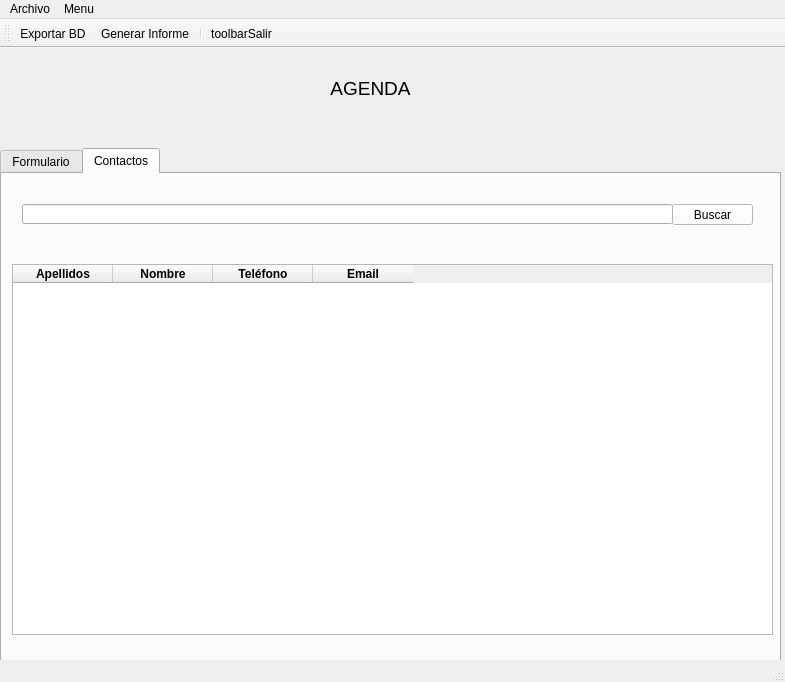
Above: ProyectoAgenda/ventanaAgenda.ui from natimoreira/DI before the change. Below: the same form after it.
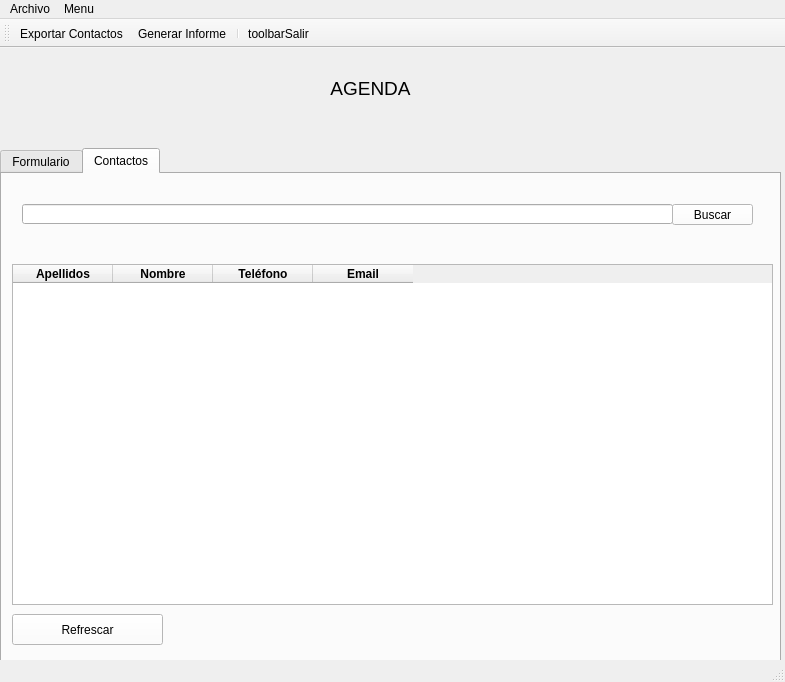
That is the form after the change. The open tabs and pages were chosen to show the change. Icons and pictures are not drawn.

The edit to the form file:
```diff
--- a/ProyectoAgenda/ventanaAgenda.ui
+++ b/ProyectoAgenda/ventanaAgenda.ui
@@ -2052,7 +2052,7 @@
         <x>10</x>
         <y>90</y>
         <width>761</width>
-        <height>371</height>
+        <height>341</height>
        </rect>
       </property>
       <column>
@@ -2545,6 +2545,438 @@
         <normaloff>../Proyecto2/img/buscar.png</normaloff>../Proyecto2/img/buscar.png</iconset>
       </property>
      </widget>
+     <widget class="QPushButton" name="btnReiniciar_2">
+      <property name="geometry">
+       <rect>
+        <x>10</x>
+        <y>440</y>
+        <width>151</width>
+        <height>31</height>
+       </rect>
+      </property>
+      <property name="palette">
+       <palette>
+        <active>
+         <colorrole role="WindowText">
+          <brush brushstyle="SolidPattern">
+           <color alpha="255">
+            <red>0</red>
+            <green>0</green>
+            <blue>0</blue>
+           </color>
+          </brush>
+         </colorrole>
+         <colorrole role="Button">
+          <brush brushstyle="SolidPattern">
+           <color alpha="255">
+            <red>255</red>
+            <green>255</green>
+            <blue>255</blue>
+           </color>
+          </brush>
+         </colorrole>
+         <colorrole role="Light">
+          <brush brushstyle="SolidPattern">
+           <color alpha="255">
+            <red>255</red>
+            <green>255</green>
+            <blue>255</blue>
+           </color>
+          </brush>
+         </colorrole>
+         <colorrole role="Midlight">
+          <brush brushstyle="SolidPattern">
+           <color alpha="255">
+            <red>255</red>
+            <green>255</green>
+            <blue>255</blue>
+           </color>
+          </brush>
+         </colorrole>
+         <colorrole role="Dark">
+          <brush brushstyle="SolidPattern">
+           <color alpha="255">
+            <red>127</red>
+            <green>127</green>
+            <blue>127</blue>
+           </color>
+          </brush>
+         </colorrole>
+         <colorrole role="Mid">
+          <brush brushstyle="SolidPattern">
+           <color alpha="255">
+            <red>170</red>
+            <green>170</green>
+            <blue>170</blue>
+           </color>
+          </brush>
+         </colorrole>
+         <colorrole role="Text">
+          <brush brushstyle="SolidPattern">
+           <color alpha="255">
+            <red>0</red>
+            <green>0</green>
+            <blue>0</blue>
+           </color>
+          </brush>
+         </colorrole>
+         <colorrole role="BrightText">
+          <brush brushstyle="SolidPattern">
+           <color alpha="255">
+            <red>255</red>
+            <green>255</green>
+            <blue>255</blue>
+           </color>
+          </brush>
+         </colorrole>
+         <colorrole role="ButtonText">
+          <brush brushstyle="SolidPattern">
+           <color alpha="255">
+            <red>0</red>
+            <green>0</green>
+            <blue>0</blue>
+           </color>
+          </brush>
+         </colorrole>
+         <colorrole role="Base">
+          <brush brushstyle="SolidPattern">
+           <color alpha="255">
+            <red>255</red>
+            <green>255</green>
+            <blue>255</blue>
+           </color>
+          </brush>
+         </colorrole>
+         <colorrole role="Window">
+          <brush brushstyle="SolidPattern">
+           <color alpha="255">
+            <red>255</red>
+            <green>255</green>
+            <blue>255</blue>
+           </color>
+          </brush>
+         </colorrole>
+         <colorrole role="Shadow">
+          <brush brushstyle="SolidPattern">
+           <color alpha="255">
+            <red>0</red>
+            <green>0</green>
+            <blue>0</blue>
+           </color>
+          </brush>
+         </colorrole>
+         <colorrole role="AlternateBase">
+          <brush brushstyle="SolidPattern">
+           <color alpha="255">
+            <red>255</red>
+            <green>255</green>
+            <blue>255</blue>
+           </color>
+          </brush>
+         </colorrole>
+         <colorrole role="ToolTipBase">
+          <brush brushstyle="SolidPattern">
+           <color alpha="255">
+            <red>255</red>
+            <green>255</green>
+            <blue>220</blue>
+           </color>
+          </brush>
+         </colorrole>
+         <colorrole role="ToolTipText">
+          <brush brushstyle="SolidPattern">
+           <color alpha="255">
+            <red>0</red>
+            <green>0</green>
+            <blue>0</blue>
+           </color>
+          </brush>
+         </colorrole>
+        </active>
+        <inactive>
+         <colorrole role="WindowText">
+          <brush brushstyle="SolidPattern">
+           <color alpha="255">
+            <red>0</red>
+            <green>0</green>
+            <blue>0</blue>
+           </color>
+          </brush>
+         </colorrole>
+         <colorrole role="Button">
+          <brush brushstyle="SolidPattern">
+           <color alpha="255">
+            <red>255</red>
+            <green>255</green>
+            <blue>255</blue>
+           </color>
+          </brush>
+         </colorrole>
+         <colorrole role="Light">
+          <brush brushstyle="SolidPattern">
+           <color alpha="255">
+            <red>255</red>
+            <green>255</green>
+            <blue>255</blue>
+           </color>
+          </brush>
+         </colorrole>
+         <colorrole role="Midlight">
+          <brush brushstyle="SolidPattern">
+           <color alpha="255">
+            <red>255</red>
+            <green>255</green>
+            <blue>255</blue>
+           </color>
+          </brush>
+         </colorrole>
+         <colorrole role="Dark">
+          <brush brushstyle="SolidPattern">
+           <color alpha="255">
+            <red>127</red>
+            <green>127</green>
+            <blue>127</blue>
+           </color>
+          </brush>
+         </colorrole>
+         <colorrole role="Mid">
+          <brush brushstyle="SolidPattern">
+           <color alpha="255">
+            <red>170</red>
+            <green>170</green>
+            <blue>170</blue>
+           </color>
+          </brush>
+         </colorrole>
+         <colorrole role="Text">
+          <brush brushstyle="SolidPattern">
+           <color alpha="255">
+            <red>0</red>
+            <green>0</green>
+            <blue>0</blue>
+           </color>
+          </brush>
+         </colorrole>
+         <colorrole role="BrightText">
+          <brush brushstyle="SolidPattern">
+           <color alpha="255">
+            <red>255</red>
+            <green>255</green>
+            <blue>255</blue>
+           </color>
+          </brush>
+         </colorrole>
+         <colorrole role="ButtonText">
+          <brush brushstyle="SolidPattern">
+           <color alpha="255">
+            <red>0</red>
+            <green>0</green>
+            <blue>0</blue>
+           </color>
+          </brush>
+         </colorrole>
+         <colorrole role="Base">
+          <brush brushstyle="SolidPattern">
+           <color alpha="255">
+            <red>255</red>
+            <green>255</green>
+            <blue>255</blue>
+           </color>
+          </brush>
+         </colorrole>
+         <colorrole role="Window">
+          <brush brushstyle="SolidPattern">
+           <color alpha="255">
+            <red>255</red>
+            <green>255</green>
+            <blue>255</blue>
+           </color>
+          </brush>
+         </colorrole>
+         <colorrole role="Shadow">
+          <brush brushstyle="SolidPattern">
+           <color alpha="255">
+            <red>0</red>
+            <green>0</green>
+            <blue>0</blue>
+           </color>
+          </brush>
+         </colorrole>
+         <colorrole role="AlternateBase">
+          <brush brushstyle="SolidPattern">
+           <color alpha="255">
+            <red>255</red>
+            <green>255</green>
+            <blue>255</blue>
+           </color>
+          </brush>
+         </colorrole>
+         <colorrole role="ToolTipBase">
+          <brush brushstyle="SolidPattern">
+           <color alpha="255">
+            <red>255</red>
+            <green>255</green>
+            <blue>220</blue>
+           </color>
+          </brush>
+         </colorrole>
+         <colorrole role="ToolTipText">
+          <brush brushstyle="SolidPattern">
+           <color alpha="255">
+            <red>0</red>
+            <green>0</green>
+            <blue>0</blue>
+           </color>
+          </brush>
+         </colorrole>
+        </inactive>
+        <disabled>
+         <colorrole role="WindowText">
+          <brush brushstyle="SolidPattern">
+           <color alpha="255">
+            <red>127</red>
+            <green>127</green>
+            <blue>127</blue>
+           </color>
+          </brush>
+         </colorrole>
+         <colorrole role="Button">
+          <brush brushstyle="SolidPattern">
+           <color alpha="255">
+            <red>255</red>
+            <green>255</green>
+            <blue>255</blue>
+           </color>
+          </brush>
+         </colorrole>
+         <colorrole role="Light">
+          <brush brushstyle="SolidPattern">
+           <color alpha="255">
+            <red>255</red>
+            <green>255</green>
+            <blue>255</blue>
+           </color>
+          </brush>
+         </colorrole>
+         <colorrole role="Midlight">
+          <brush brushstyle="SolidPattern">
+           <color alpha="255">
+            <red>255</red>
+            <green>255</green>
+            <blue>255</blue>
+           </color>
+          </brush>
+         </colorrole>
+         <colorrole role="Dark">
+          <brush brushstyle="SolidPattern">
+           <color alpha="255">
+            <red>127</red>
+            <green>127</green>
+            <blue>127</blue>
+           </color>
+          </brush>
+         </colorrole>
+         <colorrole role="Mid">
+          <brush brushstyle="SolidPattern">
+           <color alpha="255">
+            <red>170</red>
+            <green>170</green>
+            <blue>170</blue>
+           </color>
+          </brush>
+         </colorrole>
+         <colorrole role="Text">
+          <brush brushstyle="SolidPattern">
+           <color alpha="255">
+            <red>127</red>
+            <green>127</green>
+            <blue>127</blue>
+           </color>
+          </brush>
+         </colorrole>
+         <colorrole role="BrightText">
+          <brush brushstyle="SolidPattern">
+           <color alpha="255">
+            <red>255</red>
+            <green>255</green>
+            <blue>255</blue>
+           </color>
+          </brush>
+         </colorrole>
+         <colorrole role="ButtonText">
+          <brush brushstyle="SolidPattern">
+           <color alpha="255">
+            <red>127</red>
+            <green>127</green>
+            <blue>127</blue>
+           </color>
+          </brush>
+         </colorrole>
+         <colorrole role="Base">
+          <brush brushstyle="SolidPattern">
+           <color alpha="255">
+            <red>255</red>
+            <green>255</green>
+            <blue>255</blue>
+           </color>
+          </brush>
+         </colorrole>
+         <colorrole role="Window">
+          <brush brushstyle="SolidPattern">
+           <color alpha="255">
+            <red>255</red>
+            <green>255</green>
+            <blue>255</blue>
+           </color>
+          </brush>
+         </colorrole>
+         <colorrole role="Shadow">
+          <brush brushstyle="SolidPattern">
+           <color alpha="255">
+            <red>0</red>
+            <green>0</green>
+            <blue>0</blue>
+           </color>
+          </brush>
+         </colorrole>
+         <colorrole role="AlternateBase">
+          <brush brushstyle="SolidPattern">
+           <color alpha="255">
+            <red>255</red>
+            <green>255</green>
+            <blue>255</blue>
+           </color>
+          </brush>
+         </colorrole>
+         <colorrole role="ToolTipBase">
+          <brush brushstyle="SolidPattern">
+           <color alpha="255">
+            <red>255</red>
+            <green>255</green>
+            <blue>220</blue>
+           </color>
+          </brush>
+         </colorrole>
+         <colorrole role="ToolTipText">
+          <brush brushstyle="SolidPattern">
+           <color alpha="255">
+            <red>0</red>
+            <green>0</green>
+            <blue>0</blue>
+           </color>
+          </brush>
+         </colorrole>
+        </disabled>
+       </palette>
+      </property>
+      <property name="text">
+       <string>Refrescar</string>
+      </property>
+      <property name="icon">
+       <iconset>
+        <normaloff>img/reiniciar.png</normaloff>img/reiniciar.png</iconset>
+      </property>
+     </widget>
     </widget>
    </widget>
    <widget class="QLabel" name="titulo">
@@ -2643,7 +3075,7 @@
      <normaloff>img/guardarZip.png</normaloff>img/guardarZip.png</iconset>
    </property>
    <property name="text">
-    <string>Exportar BD</string>
+    <string>Exportar Contactos</string>
    </property>
   </action>
   <action name="actiontoolbarInforme">
```
Left out of the diff: 2 changed lines with no effect on the pictures.
